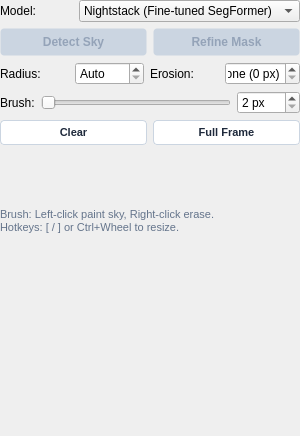
gkyle/startrails, file src/startrails/ui/step_denoise_sky.ui: the form before one commit.
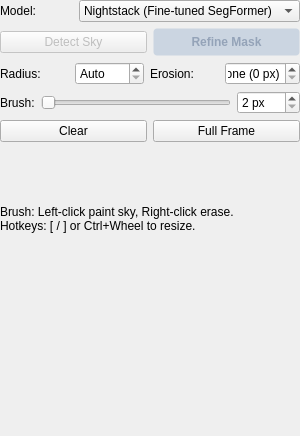
The form after the commit.

Commit message: refactor: dedupe styles

The edit to the form file:
```diff
--- a/src/startrails/ui/step_denoise_sky.ui
+++ b/src/startrails/ui/step_denoise_sky.ui
@@ -70,24 +70,6 @@
        <property name="toolTip">
         <string>Run automatic celestial sky detection and horizon refinement</string>
        </property>
-       <property name="styleSheet">
-        <string notr="true">QPushButton#detect {
-    font-weight: bold;
-    background-color: #2b5b84;
-    color: #ffffff;
-    padding: 6px 10px;
-    border-radius: 4px;
-    font-size: 12px;
-    border: 1px solid transparent;
-}
-QPushButton#detect:hover {
-    background-color: #3873a8;
-}
-QPushButton#detect:disabled {
-    background-color: #cbd5e1;
-    color: #94a3b8;
-}</string>
-       </property>
        <property name="text">
         <string>Detect Sky</string>
        </property>
@@ -263,21 +245,6 @@
        <property name="toolTip">
         <string>Clear the entire sky mask (set to all ground)</string>
        </property>
-       <property name="styleSheet">
-        <string notr="true">QPushButton#clearMask {
-    background-color: #ffffff;
-    color: #1e293b;
-    border: 1px solid #cbd5e1;
-    border-radius: 4px;
-    padding: 5px 8px;
-    font-size: 11px;
-    font-weight: 500;
-}
-QPushButton#clearMask:hover {
-    background-color: #f1f5f9;
-    border-color: #94a3b8;
-}</string>
-       </property>
        <property name="text">
         <string>Clear</string>
        </property>
@@ -291,21 +258,6 @@
        <property name="toolTip">
         <string>Set entire image frame as sky (100% sky for deep sky scenes)</string>
        </property>
-       <property name="styleSheet">
-        <string notr="true">QPushButton#fullFrameMask {
-    background-color: #ffffff;
-    color: #1e293b;
-    border: 1px solid #cbd5e1;
-    border-radius: 4px;
-    padding: 5px 8px;
-    font-size: 11px;
-    font-weight: 500;
-}
-QPushButton#fullFrameMask:hover {
-    background-color: #f1f5f9;
-    border-color: #94a3b8;
-}</string>
-       </property>
        <property name="text">
         <string>Full Frame</string>
        </property>
@@ -315,9 +267,6 @@
    </item>
    <item>
     <widget class="QLabel" name="brushHint">
-     <property name="styleSheet">
-      <string notr="true">color: #64748b; font-size: 11px;</string>
-     </property>
      <property name="text">
       <string>Brush: Left-click paint sky, Right-click erase.
 Hotkeys: [ / ] or Ctrl+Wheel to resize.</string>
```
The commit also changes 37 other files.
